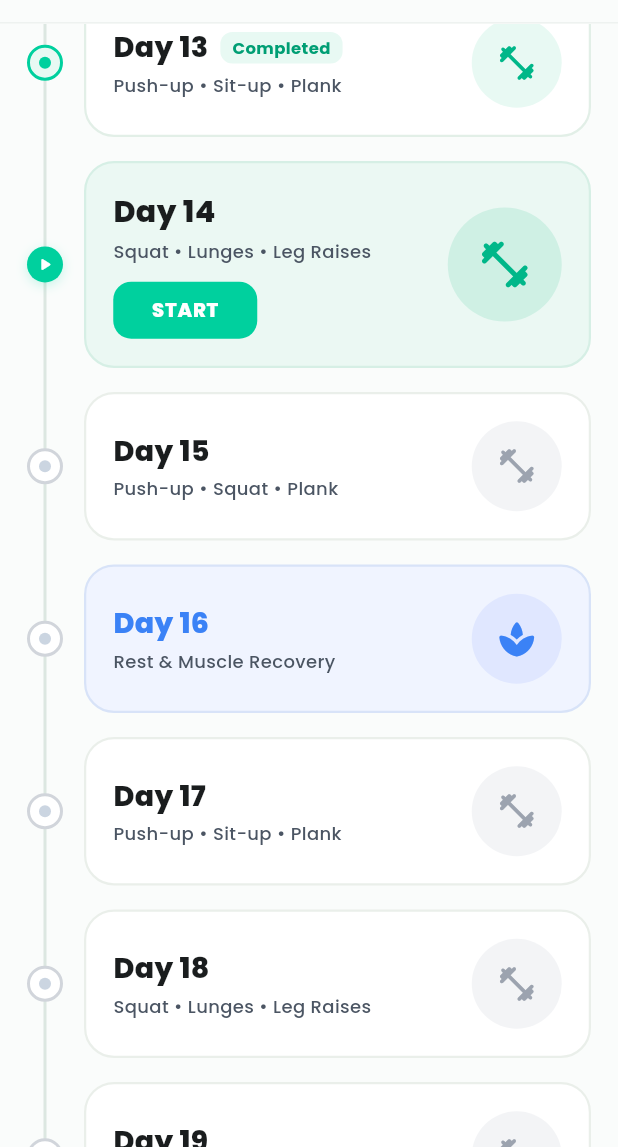
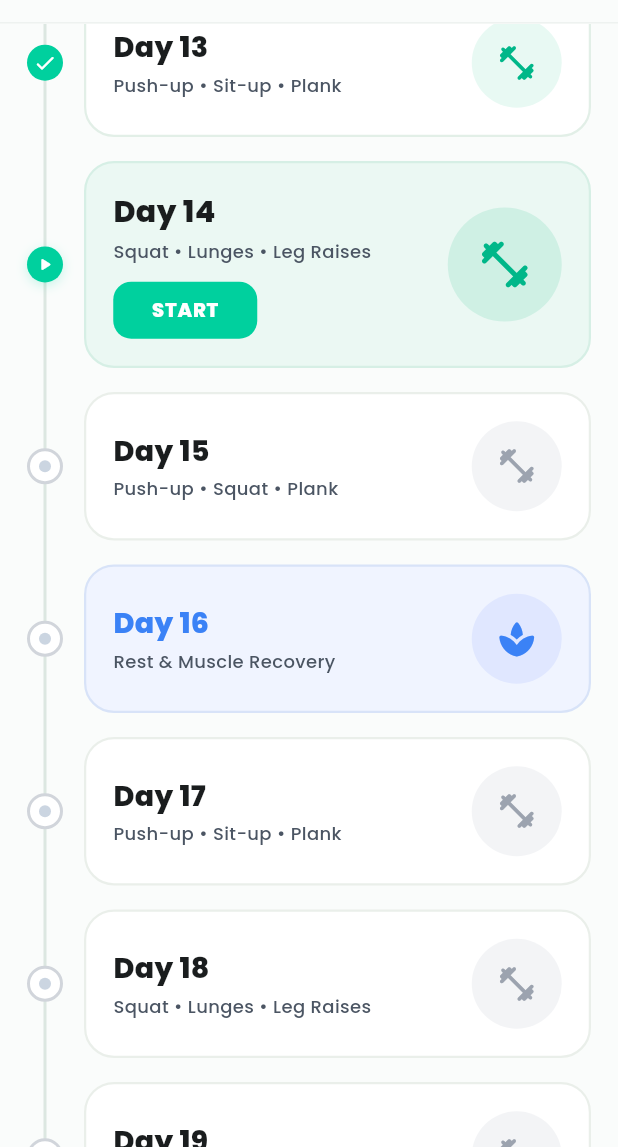
Before and after one commit to nab4bil/StreakWok, a Flutter app: the DashboardScreen screen opened directly with empty values, on a phone screen of 412 x 824 dp, the part 89-1236 px from its top. Run offline on Flutter 3.47's test engine with Material 3 defaults, Android fonts, the phone set to English and light mode, and no system bars; our stand-ins replace google_fonts, google_sign_in, shared_preferences; accounts and stored records are empty.

Commit message:
style(dashboard): replace completed text badge with checkmark circle node

```diff
--- a/lib/features/dashboard/presentation/dashboard_screen.dart
+++ b/lib/features/dashboard/presentation/dashboard_screen.dart
@@ -484,7 +484,9 @@ class _DashboardScreenState extends State<DashboardScreen> {
             } else if (plan.dayNumber == WorkoutPlanRepository.currentActiveDay) {
               // Active Day (Day 14 - Today)
               rowKey = _day14Key;
-              nodeWidget = _buildActiveNode();
+              nodeWidget = widget.isUserCompleted
+                  ? _buildCompletedNode()
+                  : _buildActiveNode();
               cardWidget = _buildDay14Card();
             } else {
               // Upcoming Days (15 - 30)
@@ -552,19 +554,15 @@ class _DashboardScreenState extends State<DashboardScreen> {
     return Container(
       width: 24,
       height: 24,
-      decoration: BoxDecoration(
-        color: const Color(0xFFE8F9F3),
-        shape: BoxShape.circle,
-        border: Border.all(color: const Color(0xFF00D09E), width: 2),
-      ),
-      child: Center(
-        child: Container(
-          width: 8,
-          height: 8,
       decoration: const BoxDecoration(
         color: Color(0xFF00D09E),
         shape: BoxShape.circle,
       ),
+      child: const Center(
+        child: Icon(
+          Icons.check_rounded,
+          color: Colors.white,
+          size: 16,
         ),
       ),
     );
@@ -574,19 +572,15 @@ class _DashboardScreenState extends State<DashboardScreen> {
     return Container(
       width: 24,
       height: 24,
-      decoration: BoxDecoration(
-        color: const Color(0xFFF0F4FF),
-        shape: BoxShape.circle,
-        border: Border.all(color: const Color(0xFF93C5FD), width: 2),
-      ),
-      child: Center(
-        child: Container(
-          width: 8,
-          height: 8,
       decoration: const BoxDecoration(
         color: Color(0xFF3B82F6),
         shape: BoxShape.circle,
       ),
+      child: const Center(
+        child: Icon(
+          Icons.check_rounded,
+          color: Colors.white,
+          size: 16,
         ),
       ),
     );
@@ -615,7 +609,7 @@ class _DashboardScreenState extends State<DashboardScreen> {
   }
 
   // COMPLETED CARD (Hari 1 - 13 selain Rest Day)
-  // Strictly ZERO CHECKMARK: Menggunakan teks badge "Completed"
+  // Tanpa teks completed; tanda selesai direpresentasikan oleh node centang di sebelah card
   Widget _buildCompletedCard(WorkoutDayPlan plan) {
     return Container(
       padding: const EdgeInsets.all(18),
@@ -631,8 +625,6 @@ class _DashboardScreenState extends State<DashboardScreen> {
             child: Column(
               crossAxisAlignment: CrossAxisAlignment.start,
               children: [
-                Row(
-                  children: [
                 Text(
                   'Day ${plan.dayNumber}',
                   style: const TextStyle(
@@ -640,24 +632,6 @@ class _DashboardScreenState extends State<DashboardScreen> {
                     fontWeight: FontWeight.w800,
                     color: Color(0xFF1A1D1E),
                   ),
-                    ),
-                    const SizedBox(width: 8),
-                    Container(
-                      padding: const EdgeInsets.symmetric(horizontal: 8, vertical: 2.5),
-                      decoration: BoxDecoration(
-                        color: const Color(0xFFE8F9F3),
-                        borderRadius: BorderRadius.circular(8),
-                      ),
-                      child: const Text(
-                        'Completed',
-                        style: TextStyle(
-                          fontSize: 11,
-                          fontWeight: FontWeight.w700,
-                          color: Color(0xFF009E74),
-                        ),
-                      ),
-                    ),
-                  ],
                 ),
                 const SizedBox(height: 3),
                 Text(
@@ -843,8 +817,6 @@ class _DashboardScreenState extends State<DashboardScreen> {
             child: Column(
               crossAxisAlignment: CrossAxisAlignment.start,
               children: [
-                Row(
-                  children: [
                 Text(
                   'Day $day',
                   style: const TextStyle(
@@ -852,26 +824,6 @@ class _DashboardScreenState extends State<DashboardScreen> {
                     fontWeight: FontWeight.w800,
                     color: Color(0xFF3B82F6),
                   ),
-                    ),
-                    if (isPast) ...[
-                      const SizedBox(width: 8),
-                      Container(
-                        padding: const EdgeInsets.symmetric(horizontal: 8, vertical: 2.5),
-                        decoration: BoxDecoration(
-                          color: const Color(0xFFDBEAFE),
-                          borderRadius: BorderRadius.circular(8),
-                        ),
-                        child: const Text(
-                          'Rest Day',
-                          style: TextStyle(
-                            fontSize: 11,
-                            fontWeight: FontWeight.w700,
-                            color: Color(0xFF2563EB),
-                          ),
-                        ),
-                      ),
-                    ],
-                  ],
                 ),
                 const SizedBox(height: 3),
                 const Text(
```
Lines whose indentation alone changed are shown as unchanged.
